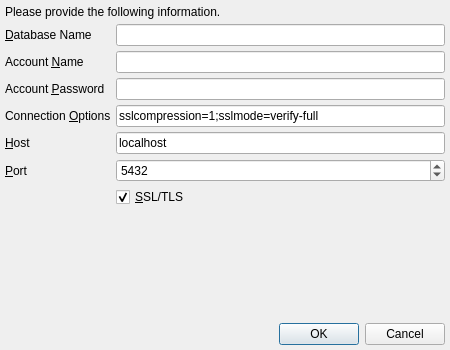
Qt form branches/trunk/UI/spot-on-postgresql-connect.ui (textbrowser/spot-on) before a commit.
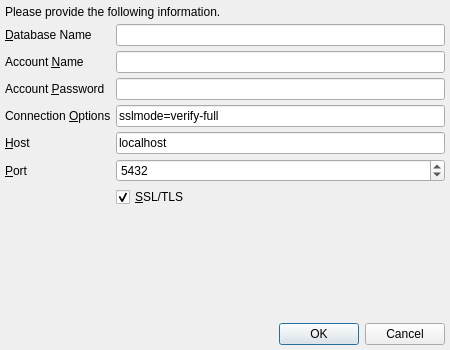
The same form after that commit. Icons and pictures are not drawn.

```diff
--- a/branches/trunk/UI/spot-on-postgresql-connect.ui
+++ b/branches/trunk/UI/spot-on-postgresql-connect.ui
@@ -171,7 +171,7 @@
         <string>Please separate options with semicolons.</string>
        </property>
        <property name="text">
-        <string>sslcompression=1;sslmode=verify-full</string>
+        <string>sslmode=verify-full</string>
        </property>
       </widget>
      </item>
```
